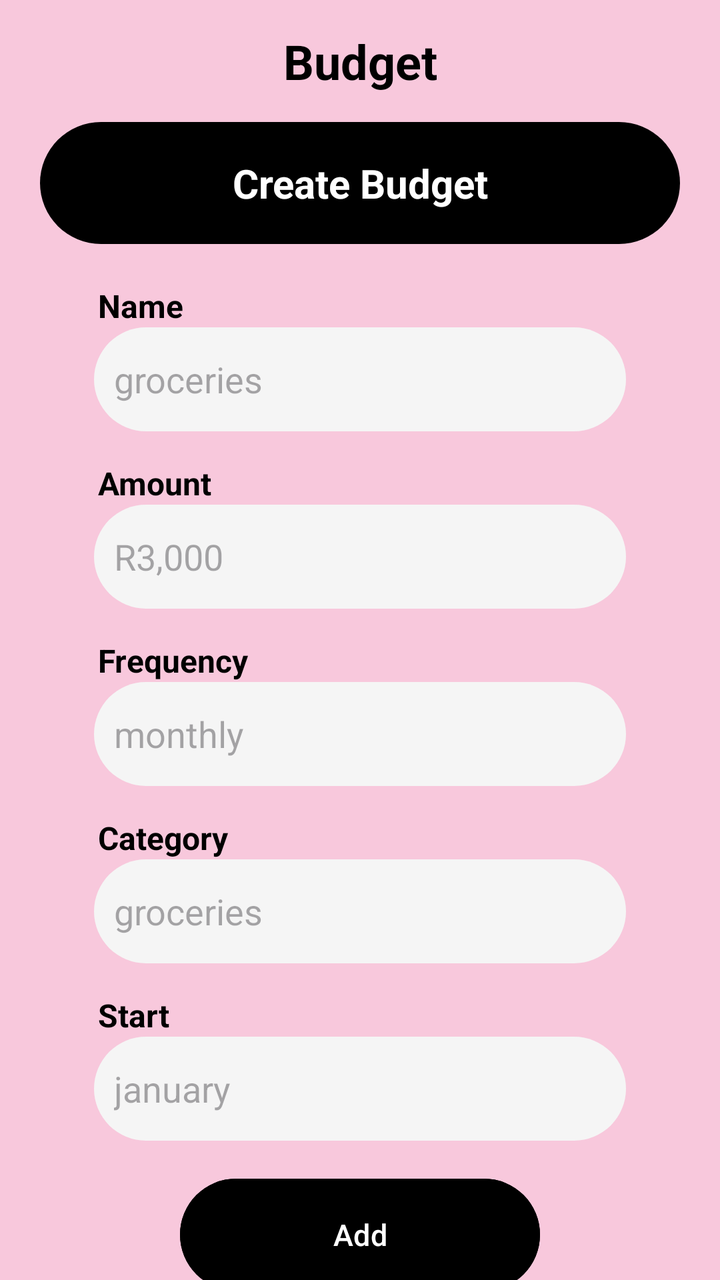
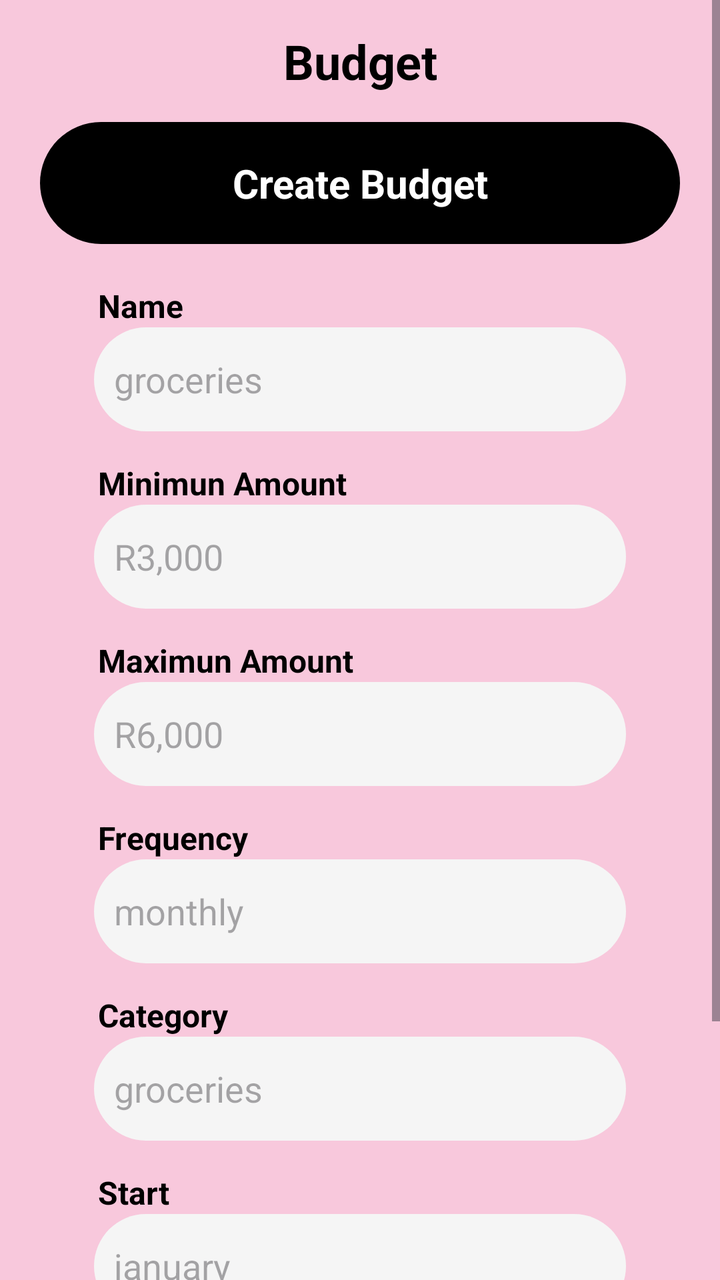

Screens rendered from an Android XML layout before and after an edit, with the pre-edit source and the edit as a unified diff.
<!-- AndroidManifest.xml: application theme Theme.PiggyApp -->
<!-- res/layout/activity_budget.xml -->
<?xml version="1.0" encoding="utf-8"?>
<LinearLayout xmlns:android="http://schemas.android.com/apk/res/android"
    xmlns:app="http://schemas.android.com/apk/res-auto"
    xmlns:tools="http://schemas.android.com/tools"
    android:id="@+id/main"
    android:layout_width="match_parent"
    android:layout_height="match_parent"
    android:orientation="vertical"
    tools:context=".BudgetActivity">

<LinearLayout
    android:layout_width="match_parent"
    android:layout_height="match_parent"
    android:background="@color/piggy_pink"
    android:gravity="center_horizontal"
    android:orientation="vertical">

    <TextView
        android:id="@+id/textView"
        android:layout_width="262dp"
        android:layout_height="61dp"
        android:gravity="center"
        android:text="Budget"
        android:textStyle="bold"
        android:textColor="@color/piggy_black"
        android:textAlignment="center"
        android:textSize="24sp" />

    <TextView
        android:id="@+id/textView22"
        android:layout_width="match_parent"
        android:layout_height="61dp"
        android:gravity="center"
        android:text="Create Budget"
        android:textAlignment="center"
        android:textStyle="bold"
        android:textSize="20sp"
        android:textColor="@color/piggy_white"
        android:background="@drawable/black_rounded_corners"
        android:layout_marginBottom="20dp"
        android:layout_marginLeft="20dp"
        android:layout_marginRight="20dp" />

    <TextView
        android:id="@+id/textView24"
        android:layout_width="262dp"
        android:layout_height="wrap_content"
        android:text="Name"
        android:textAlignment="textStart"
        android:textColor="@color/piggy_black"
        android:textSize="16sp"
        android:textStyle="bold" />

    <EditText
        android:id="@+id/edtUsername"
        android:layout_width="266dp"
        android:layout_height="52dp"
        android:layout_marginBottom="15dp"
        android:background="@drawable/rounded_corners"
        android:ems="10"
        android:hint="groceries"
        android:inputType="text"
        android:paddingLeft="10dp" />

    <TextView
        android:id="@+id/textView23"
        android:layout_width="262dp"
        android:layout_height="wrap_content"
        android:text="Amount"
        android:textAlignment="textStart"
        android:textColor="@color/piggy_black"
        android:textSize="16sp"
        android:textStyle="bold" />

    <EditText
        android:id="@+id/editTextText2"
        android:layout_width="266dp"
        android:layout_height="52dp"
        android:layout_marginBottom="15dp"
        android:background="@drawable/rounded_corners"
        android:ems="10"
        android:hint="R3,000"
        android:inputType="number"
        android:paddingLeft="10dp" />

    <TextView
        android:id="@+id/textView25"
        android:layout_width="262dp"
        android:layout_height="wrap_content"
        android:text="Frequency"
        android:textAlignment="textStart"
        android:textColor="@color/piggy_black"
        android:textSize="16sp"
        android:textStyle="bold"/>

    <EditText
        android:id="@+id/editTextText3"
        android:layout_width="266dp"
        android:layout_height="52dp"
        android:layout_marginBottom="15dp"
        android:background="@drawable/rounded_corners"
        android:ems="10"
        android:hint="monthly"
        android:inputType="text"
        android:paddingLeft="10dp" />

    <TextView
        android:id="@+id/textView26"
        android:layout_width="262dp"
        android:layout_height="wrap_content"
        android:text="Category"
        android:textAlignment="textStart"
        android:textColor="@color/piggy_black"
        android:textSize="16sp"
        android:textStyle="bold" />

    <EditText
        android:id="@+id/editTextText33"
        android:layout_width="266dp"
        android:layout_height="52dp"
        android:layout_marginBottom="15dp"
        android:background="@drawable/rounded_corners"
        android:ems="10"
        android:hint="groceries"
        android:inputType="text"
        android:paddingLeft="10dp" />

    <TextView
        android:id="@+id/textView222"
        android:layout_width="262dp"
        android:layout_height="wrap_content"
        android:text="Start"
        android:textAlignment="textStart"
        android:textColor="@color/piggy_black"
        android:textSize="16sp"
        android:textStyle="bold" />

    <EditText
        android:id="@+id/editTextText4"
        android:layout_width="266dp"
        android:layout_height="52dp"
        android:layout_marginBottom="15dp"
        android:background="@drawable/rounded_corners"
        android:ems="10"
        android:hint="january"
        android:inputType="text"
        android:paddingLeft="10dp" />

    <Button
        android:id="@+id/btnLogin"
        android:layout_width="180dp"
        android:layout_height="64dp"
        android:backgroundTint="@color/piggy_black"
        android:text="Add"
        android:textSize="15sp" />
    <Button
        android:id="@+id/myBudgetsButton"
        android:layout_width="180dp"
        android:layout_height="64dp"
        android:backgroundTint="@color/piggy_black"
        android:text="My Budgets"
        android:textSize="15sp" />


</LinearLayout>

</LinearLayout>
<!-- resources referenced by this layout -->
<resources>
  <color name="piggy_black">#000000</color>
  <color name="piggy_pink">#F8C8DC</color>
  <color name="piggy_white">#FFFFFF</color>
  <!-- drawable black_rounded_corners (drawable) -->
  <?xml version="1.0" encoding="utf-8"?>
  <shape xmlns:android="http://schemas.android.com/apk/res/android"
      android:shape="rectangle"
      android:padding="10dp">
  
      <solid android:color="@color/piggy_black" />
      <corners
  
          android:radius="250dp"/>
  </shape>
  <!-- drawable rounded_corners (drawable) -->
  <?xml version="1.0" encoding="utf-8"?>
  <shape xmlns:android="http://schemas.android.com/apk/res/android"
      android:shape="rectangle"
      android:padding="10dp">
  
      <solid android:color="@color/piggy_gray" />
      <corners
  
          android:radius="250dp"/>
  </shape>
  <style name="Theme.PiggyApp" parent="Base.Theme.PiggyApp" />
  <color name="piggy_gray">#F5F5F5</color>
  <style name="Base.Theme.PiggyApp" parent="Theme.Material3.DayNight.NoActionBar">
          
          
      </style>
</resources>

<!-- the commit's change to res/layout/activity_budget.xml (unified diff, before → after) -->
@@ -15,151 +15,185 @@
     android:gravity="center_horizontal"
     android:orientation="vertical">
 
-    <TextView
-        android:id="@+id/textView"
-        android:layout_width="262dp"
-        android:layout_height="61dp"
-        android:gravity="center"
-        android:text="Budget"
-        android:textStyle="bold"
-        android:textColor="@color/piggy_black"
-        android:textAlignment="center"
-        android:textSize="24sp" />
-
-    <TextView
-        android:id="@+id/textView22"
+    <ScrollView
         android:layout_width="match_parent"
-        android:layout_height="61dp"
-        android:gravity="center"
-        android:text="Create Budget"
-        android:textAlignment="center"
-        android:textStyle="bold"
-        android:textSize="20sp"
-        android:textColor="@color/piggy_white"
-        android:background="@drawable/black_rounded_corners"
-        android:layout_marginBottom="20dp"
-        android:layout_marginLeft="20dp"
-        android:layout_marginRight="20dp" />
-
-    <TextView
-        android:id="@+id/textView24"
-        android:layout_width="262dp"
-        android:layout_height="wrap_content"
-        android:text="Name"
-        android:textAlignment="textStart"
-        android:textColor="@color/piggy_black"
-        android:textSize="16sp"
-        android:textStyle="bold" />
-
-    <EditText
-        android:id="@+id/edtUsername"
-        android:layout_width="266dp"
-        android:layout_height="52dp"
-        android:layout_marginBottom="15dp"
-        android:background="@drawable/rounded_corners"
-        android:ems="10"
-        android:hint="groceries"
-        android:inputType="text"
-        android:paddingLeft="10dp" />
-
-    <TextView
-        android:id="@+id/textView23"
-        android:layout_width="262dp"
-        android:layout_height="wrap_content"
-        android:text="Amount"
-        android:textAlignment="textStart"
-        android:textColor="@color/piggy_black"
-        android:textSize="16sp"
-        android:textStyle="bold" />
-
-    <EditText
-        android:id="@+id/editTextText2"
-        android:layout_width="266dp"
-        android:layout_height="52dp"
-        android:layout_marginBottom="15dp"
-        android:background="@drawable/rounded_corners"
-        android:ems="10"
-        android:hint="R3,000"
-        android:inputType="number"
-        android:paddingLeft="10dp" />
-
-    <TextView
-        android:id="@+id/textView25"
-        android:layout_width="262dp"
-        android:layout_height="wrap_content"
-        android:text="Frequency"
-        android:textAlignment="textStart"
-        android:textColor="@color/piggy_black"
-        android:textSize="16sp"
-        android:textStyle="bold"/>
-
-    <EditText
-        android:id="@+id/editTextText3"
-        android:layout_width="266dp"
-        android:layout_height="52dp"
-        android:layout_marginBottom="15dp"
-        android:background="@drawable/rounded_corners"
-        android:ems="10"
-        android:hint="monthly"
-        android:inputType="text"
-        android:paddingLeft="10dp" />
-
-    <TextView
-        android:id="@+id/textView26"
-        android:layout_width="262dp"
-        android:layout_height="wrap_content"
-        android:text="Category"
-        android:textAlignment="textStart"
-        android:textColor="@color/piggy_black"
-        android:textSize="16sp"
-        android:textStyle="bold" />
-
-    <EditText
-        android:id="@+id/editTextText33"
-        android:layout_width="266dp"
-        android:layout_height="52dp"
-        android:layout_marginBottom="15dp"
-        android:background="@drawable/rounded_corners"
-        android:ems="10"
-        android:hint="groceries"
-        android:inputType="text"
-        android:paddingLeft="10dp" />
-
-    <TextView
-        android:id="@+id/textView222"
-        android:layout_width="262dp"
-        android:layout_height="wrap_content"
-        android:text="Start"
-        android:textAlignment="textStart"
-        android:textColor="@color/piggy_black"
-        android:textSize="16sp"
-        android:textStyle="bold" />
-
-    <EditText
-        android:id="@+id/editTextText4"
-        android:layout_width="266dp"
-        android:layout_height="52dp"
-        android:layout_marginBottom="15dp"
-        android:background="@drawable/rounded_corners"
-        android:ems="10"
-        android:hint="january"
-        android:inputType="text"
-        android:paddingLeft="10dp" />
-
-    <Button
-        android:id="@+id/btnLogin"
-        android:layout_width="180dp"
-        android:layout_height="64dp"
-        android:backgroundTint="@color/piggy_black"
-        android:text="Add"
-        android:textSize="15sp" />
-    <Button
-        android:id="@+id/myBudgetsButton"
-        android:layout_width="180dp"
-        android:layout_height="64dp"
-        android:backgroundTint="@color/piggy_black"
-        android:text="My Budgets"
-        android:textSize="15sp" />
+        android:layout_height="match_parent">
+
+        <LinearLayout
+            android:layout_width="match_parent"
+            android:layout_height="wrap_content"
+            android:gravity="center_horizontal"
+            android:orientation="vertical" >
+
+            <TextView
+                android:id="@+id/textView"
+                android:layout_width="262dp"
+                android:layout_height="61dp"
+                android:gravity="center"
+                android:text="Budget"
+                android:textAlignment="center"
+                android:textColor="@color/piggy_black"
+                android:textSize="24sp"
+                android:textStyle="bold" />
+
+            <TextView
+                android:id="@+id/textView22"
+                android:layout_width="match_parent"
+                android:layout_height="61dp"
+                android:layout_marginLeft="20dp"
+                android:layout_marginRight="20dp"
+                android:layout_marginBottom="20dp"
+                android:background="@drawable/black_rounded_corners"
+                android:gravity="center"
+                android:text="Create Budget"
+                android:textAlignment="center"
+                android:textColor="@color/piggy_white"
+                android:textSize="20sp"
+                android:textStyle="bold" />
+
+            <TextView
+                android:id="@+id/textView24"
+                android:layout_width="262dp"
+                android:layout_height="wrap_content"
+                android:text="Name"
+                android:textAlignment="textStart"
+                android:textColor="@color/piggy_black"
+                android:textSize="16sp"
+                android:textStyle="bold" />
+
+            <EditText
+                android:id="@+id/etBudgetName"
+                android:layout_width="266dp"
+                android:layout_height="52dp"
+                android:layout_marginBottom="15dp"
+                android:background="@drawable/rounded_corners"
+                android:ems="10"
+                android:hint="groceries"
+                android:inputType="text"
+                android:paddingLeft="10dp" />
+
+            <TextView
+                android:id="@+id/tvMinimumAmount"
+                android:layout_width="262dp"
+                android:layout_height="wrap_content"
+                android:text="Minimun Amount"
+                android:textAlignment="textStart"
+                android:textColor="@color/piggy_black"
+                android:textSize="16sp"
+                android:textStyle="bold" />
+
+            <EditText
+                android:id="@+id/etMinimumAmount"
+                android:layout_width="266dp"
+                android:layout_height="52dp"
+                android:layout_marginBottom="15dp"
+                android:background="@drawable/rounded_corners"
+                android:ems="10"
+                android:hint="R3,000"
+                android:inputType="number"
+                android:paddingLeft="10dp" />
+
+            <TextView
+                android:id="@+id/tvMaximumAmount"
+                android:layout_width="262dp"
+                android:layout_height="wrap_content"
+                android:text="Maximun Amount"
+                android:textAlignment="textStart"
+                android:textColor="@color/piggy_black"
+                android:textSize="16sp"
+                android:textStyle="bold" />
+
+            <EditText
+                android:id="@+id/etMaximumAmount"
+                android:layout_width="266dp"
+                android:layout_height="52dp"
+                android:layout_marginBottom="15dp"
+                android:background="@drawable/rounded_corners"
+                android:ems="10"
+                android:hint="R6,000"
+                android:inputType="number"
+                android:paddingLeft="10dp" />
+
+            <TextView
+                android:id="@+id/textView25"
+                android:layout_width="262dp"
+                android:layout_height="wrap_content"
+                android:text="Frequency"
+                android:textAlignment="textStart"
+                android:textColor="@color/piggy_black"
+                android:textSize="16sp"
+                android:textStyle="bold" />
+
+            <EditText
+                android:id="@+id/editTextText3"
+                android:layout_width="266dp"
+                android:layout_height="52dp"
+                android:layout_marginBottom="15dp"
+                android:background="@drawable/rounded_corners"
+                android:ems="10"
+                android:hint="monthly"
+                android:inputType="text"
+                android:paddingLeft="10dp" />
+
+            <TextView
+                android:id="@+id/textView26"
+                android:layout_width="262dp"
+                android:layout_height="wrap_content"
+                android:text="Category"
+                android:textAlignment="textStart"
+                android:textColor="@color/piggy_black"
+                android:textSize="16sp"
+                android:textStyle="bold" />
+
+            <EditText
+                android:id="@+id/etCategory"
+                android:layout_width="266dp"
+                android:layout_height="52dp"
+                android:layout_marginBottom="15dp"
+                android:background="@drawable/rounded_corners"
+                android:ems="10"
+                android:hint="groceries"
+                android:inputType="text"
+                android:paddingLeft="10dp" />
+
+            <TextView
+                android:id="@+id/textView222"
+                android:layout_width="262dp"
+                android:layout_height="wrap_content"
+                android:text="Start"
+                android:textAlignment="textStart"
+                android:textColor="@color/piggy_black"
+                android:textSize="16sp"
+                android:textStyle="bold" />
+
+            <EditText
+                android:id="@+id/editTextText4"
+                android:layout_width="266dp"
+                android:layout_height="52dp"
+                android:layout_marginBottom="15dp"
+                android:background="@drawable/rounded_corners"
+                android:ems="10"
+                android:hint="january"
+                android:inputType="text"
+                android:paddingLeft="10dp" />
+
+            <Button
+                android:id="@+id/btnAddBudget"
+                android:layout_width="180dp"
+                android:layout_height="64dp"
+                android:backgroundTint="@color/piggy_black"
+                android:text="Add"
+                android:textSize="15sp" />
+
+            <Button
+                android:id="@+id/btnMyBudgets"
+                android:layout_width="180dp"
+                android:layout_height="64dp"
+                android:backgroundTint="@color/piggy_black"
+                android:text="My Budgets"
+                android:textSize="15sp" />
+        </LinearLayout>
+    </ScrollView>
 
 
 </LinearLayout>
